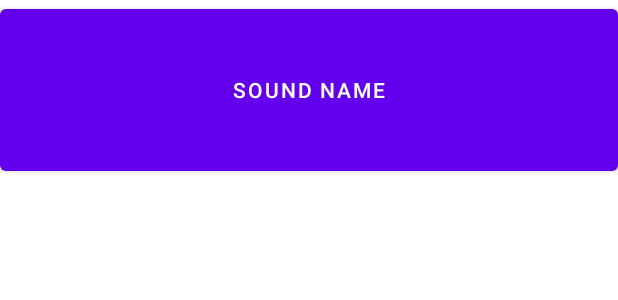
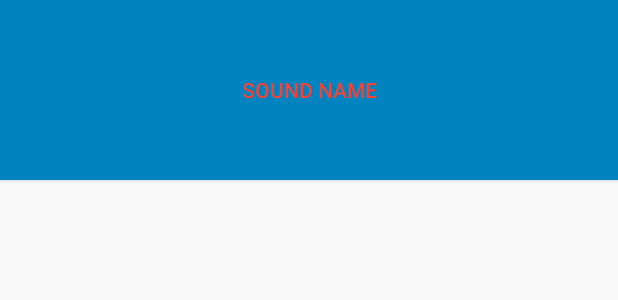
Before and after one commit to kaluogh/MyAndroidStudy, an Android app: the layout list_item_sound.xml on its own in the app's theme, with its tools: preview values and no code run, on a phone screen of 412 x 824 dp. Shown: the top 300 px of the screen. Run offline under Robolectric (Android 15) with nearby library versions, the phone set to English and light mode, and no system bars.

Commit message:
update c21

```diff
--- a/BeatBox/app/src/main/res/layout/list_item_sound.xml
+++ b/BeatBox/app/src/main/res/layout/list_item_sound.xml
@@ -9,6 +9,7 @@
             />
     </data>
     <Button
+        style="@style/BeatBoxButton"
         android:layout_width="match_parent"
         android:layout_height="120dp"
         android:text="@{viewModel.title}"
--- a/BeatBox/app/src/main/res/values-night/themes.xml
+++ b/BeatBox/app/src/main/res/values-night/themes.xml
@@ -1,6 +1,6 @@
 <resources xmlns:tools="http://schemas.android.com/tools">
     <!-- Base application theme. -->
-    <style name="Theme.BeatBox" parent="Theme.MaterialComponents.DayNight.DarkActionBar">
+    <style name="Theme.BeatBox" parent="Theme.MaterialComponents.DayNight.DarkActionBar.Bridge">
         <!-- Primary brand color. -->
         <item name="colorPrimary">@color/purple_200</item>
         <item name="colorPrimaryVariant">@color/purple_700</item>
--- a/BeatBox/app/src/main/res/values/colors.xml
+++ b/BeatBox/app/src/main/res/values/colors.xml
@@ -7,4 +7,10 @@
     <color name="teal_700">#FF018786</color>
     <color name="black">#FF000000</color>
     <color name="white">#FFFFFFFF</color>
+
+    <color name="red">#F44336</color>
+    <color name="dark_red">#C3352B</color>
+    <color name="gray">#607D8B</color>
+    <color name="soothing_blue">#0083BF</color>
+    <color name="dark_blue">#005A8A</color>
 </resources>
--- /dev/null
+++ b/BeatBox/app/src/main/res/values/styles.xml
@@ -0,0 +1,7 @@
+<?xml version="1.0" encoding="utf-8"?>
+<resources>
+    <style name="BeatBoxButton">
+        <item name="android:textColor">@color/red</item>
+        <item name="android:background">@color/soothing_blue</item>
+    </style>
+</resources>
--- a/BeatBox/app/src/main/res/values/themes.xml
+++ b/BeatBox/app/src/main/res/values/themes.xml
@@ -1,6 +1,6 @@
 <resources xmlns:tools="http://schemas.android.com/tools">
     <!-- Base application theme. -->
-    <style name="Theme.BeatBox" parent="Theme.MaterialComponents.DayNight.DarkActionBar">
+    <style name="Theme.BeatBox" parent="Theme.MaterialComponents.DayNight.DarkActionBar.Bridge">
         <!-- Primary brand color. -->
         <item name="colorPrimary">@color/purple_500</item>
         <item name="colorPrimaryVariant">@color/purple_700</item>
```
